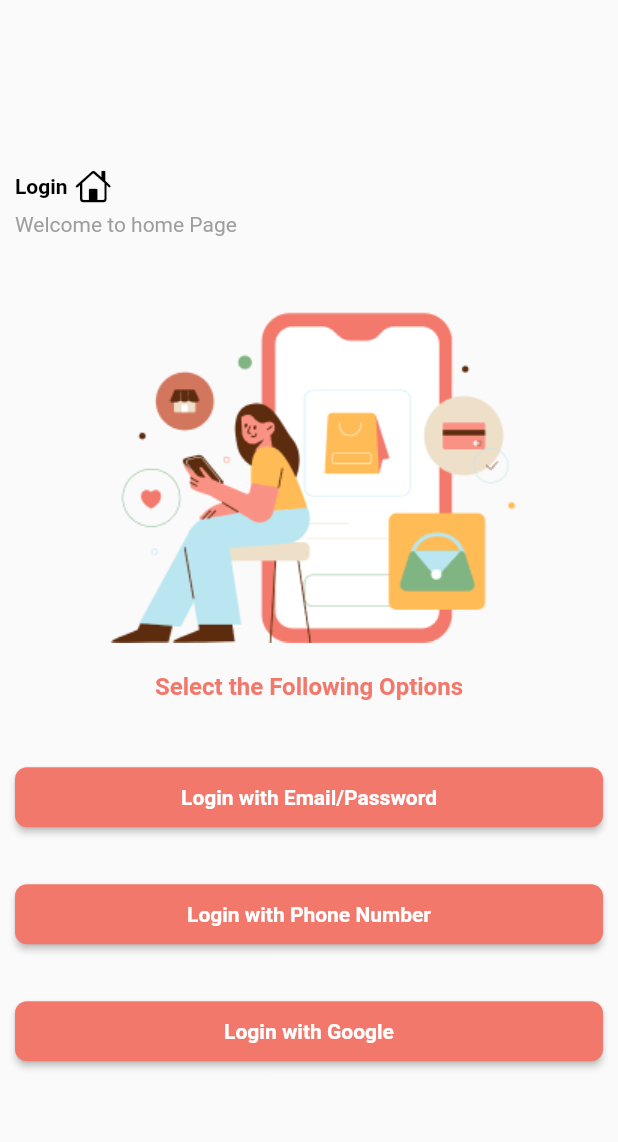
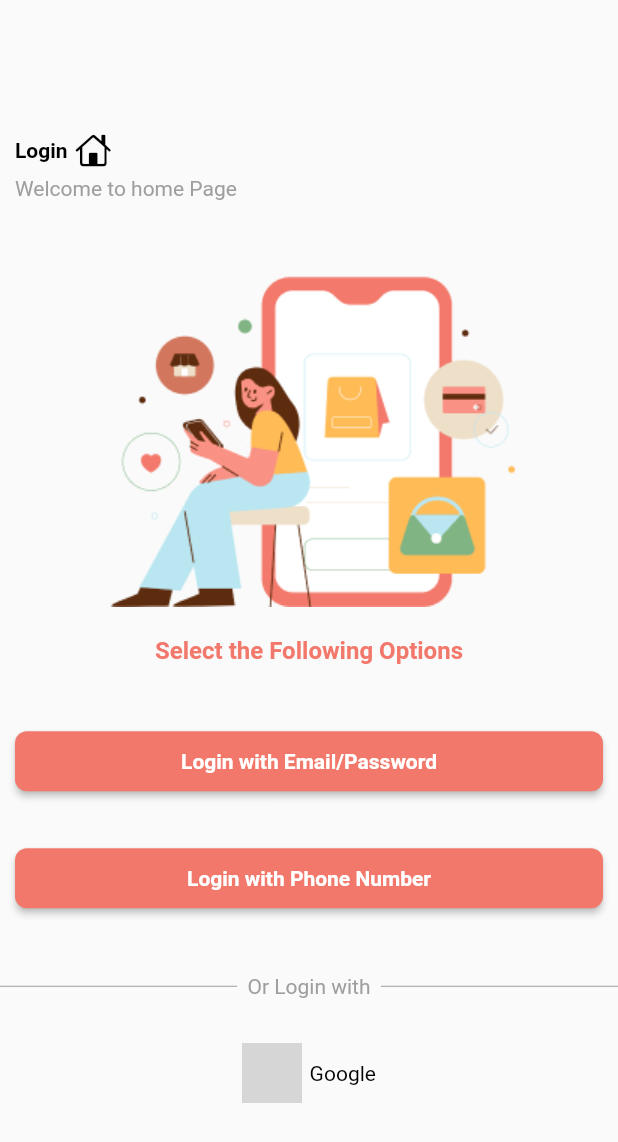
Before and after one commit to KhuzaimaNawab/bloc-login, a Flutter app: the screen it shows after launch, on a phone screen of 412 x 824 dp. Shown: the top 1142 px of the screen. Run offline on Flutter 3.47's test engine with Material 2 defaults, Android fonts, the phone set to English and light mode, and no system bars; network calls fail; grey boxes are pictures that could not be loaded.

Commit message:
removed google_login_screen and added as icon on home page and login page

```diff
--- a/lib/view/screen/home_screen.dart
+++ b/lib/view/screen/home_screen.dart
@@ -108,19 +108,53 @@ class HomePage extends StatelessWidget {
             const SizedBox(
               height: 30,
             ),
-            Padding(
-              padding: const EdgeInsets.symmetric(horizontal: 10),
-              child: CustomButton(
-                onpress: () {
-                  Navigator.of(context).push(
-                    MaterialPageRoute(
-                        builder: (context) => const LoginGoogle()),
-                  );
-                },
-                btnName: 'Login with Google',
-                btnColor: color,
-                height: 40,
-                width: size.width,
+            Row(
+              children: const [
+                Expanded(
+                  child: Divider(
+                    color: Colors.grey,
+                    height: 36,
+                  ),
+                ),
+                Text(
+                  '  Or Login with  ',
+                  style: TextStyle(color: Colors.grey),
+                ),
+                Expanded(
+                  child: Divider(
+                    color: Colors.grey,
+                    height: 36,
+                  ),
+                ),
+              ],
+            ),
+            const SizedBox(
+              height: 20,
+            ),
+            InkWell(
+              onTap: () {},
+              child: SizedBox(
+                child: Row(
+                  mainAxisAlignment: MainAxisAlignment.center,
+                  children: [
+                    SizedBox(
+                      width: 40,
+                      height: 40,
+                      child: Image.network(
+                          'https://i.stack.imgur.com/aZqAl.png',
+                          fit: BoxFit.cover),
+                    ),
+                    const SizedBox(
+                      width: 5,
+                    ),
+                    const Text(
+                      'Google',
+                      style: TextStyle(
+                        color: Colors.black,
+                      ),
+                    ),
+                  ],
+                ),
               ),
             ),
           ],
--- a/lib/view/screen/login_google_screen.dart
+++ /dev/null
@@ -1,10 +0,0 @@
-import 'package:flutter/material.dart';
-
-class LoginGoogle extends StatelessWidget {
-  const LoginGoogle({super.key});
-
-  @override
-  Widget build(BuildContext context) {
-    return Scaffold();
-  }
-}
--- a/lib/view/screen/login_phone_screen.dart
+++ b/lib/view/screen/login_phone_screen.dart
@@ -1,3 +1,4 @@
+import 'package:bloc_login/view/screen/login_google_screen.dart';
 import 'package:bloc_login/view/screen/register_screen.dart';
 import 'package:flutter/cupertino.dart';
 import 'package:flutter/material.dart';
@@ -140,13 +141,17 @@ class LoginPhone extends StatelessWidget {
               const SizedBox(
                 height: 20,
               ),
-              Row(
+              InkWell(
+                onTap: () {},
+                child: SizedBox(
+                  child: Row(
                     mainAxisAlignment: MainAxisAlignment.center,
                     children: [
                       SizedBox(
                         width: 40,
                         height: 40,
-                    child: Image.network('https://i.stack.imgur.com/aZqAl.png',
+                        child: Image.network(
+                            'https://i.stack.imgur.com/aZqAl.png',
                             fit: BoxFit.cover),
                       ),
                       const SizedBox(
@@ -159,6 +164,8 @@ class LoginPhone extends StatelessWidget {
                         ),
                       ),
                     ],
+                  ),
+                ),
               ),
               const SizedBox(
                 height: 20,
```
Lines whose indentation alone changed are shown as unchanged.
